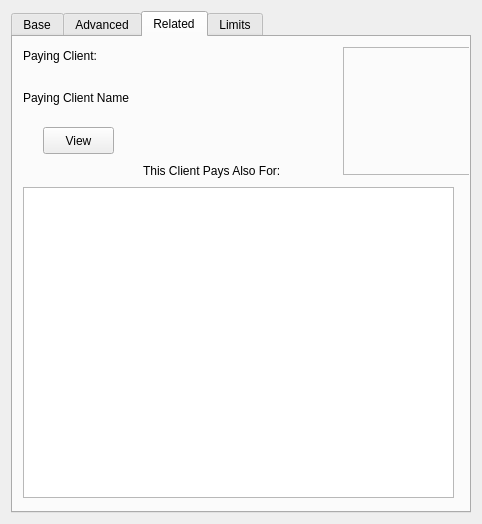
Qt form squeeze/src/ui/editclient_widget.ui (lastprimenumbers/lemonpos) before a commit.
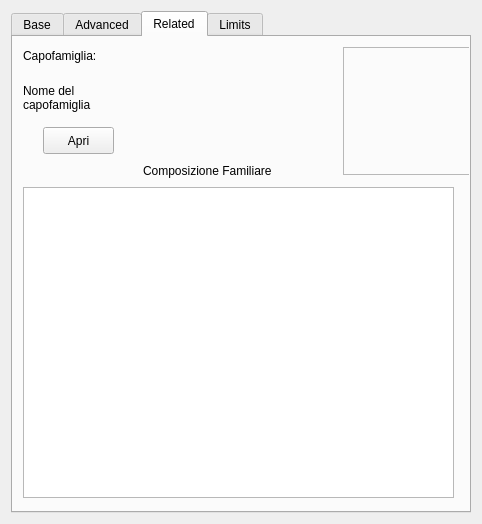
The same form after that commit. The open tabs and pages were chosen to show the change. Custom widgets are drawn as their Qt base class.

Commit message: Corretta funzione getClientTags. Ora utilizza clientCode come chiave. Introdotta funzione getFamily per restituire tutti i famigliari di un cliente. Modificato di conseguenza clienteditor. Iniziate funzioni lato cassa.

The edit to the form file:
```diff
--- a/squeeze/src/ui/editclient_widget.ui
+++ b/squeeze/src/ui/editclient_widget.ui
@@ -267,7 +267,7 @@
         </rect>
        </property>
        <property name="text">
-        <string>Paying Client:</string>
+        <string>Capofamiglia:</string>
        </property>
       </widget>
       <widget class="QLabel" name="label_8">
@@ -280,7 +280,7 @@
         </rect>
        </property>
        <property name="text">
-        <string>This Client Pays Also For:</string>
+        <string>Composizione Familiare</string>
        </property>
       </widget>
       <widget class="QPushButton" name="viewClientButton">
@@ -293,7 +293,7 @@
         </rect>
        </property>
        <property name="text">
-        <string>View</string>
+        <string>Apri</string>
        </property>
       </widget>
       <widget class="QLabel" name="parentClientPhoto">
@@ -340,7 +340,7 @@
         </rect>
        </property>
        <property name="text">
-        <string>Paying Client Name</string>
+        <string>Nome del capofamiglia</string>
        </property>
        <property name="wordWrap">
         <bool>true</bool>
```
Left out of the diff: 2 changed lines with no effect on the pictures. The commit also changes 5 other files.
